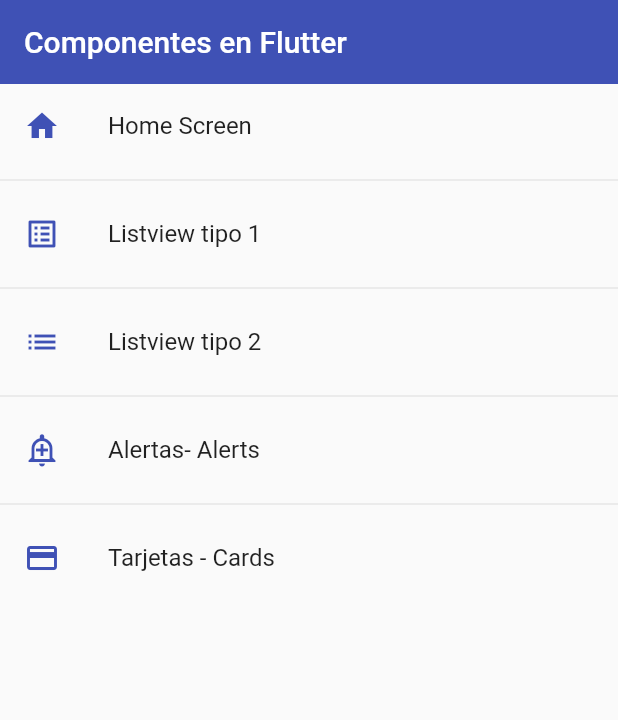
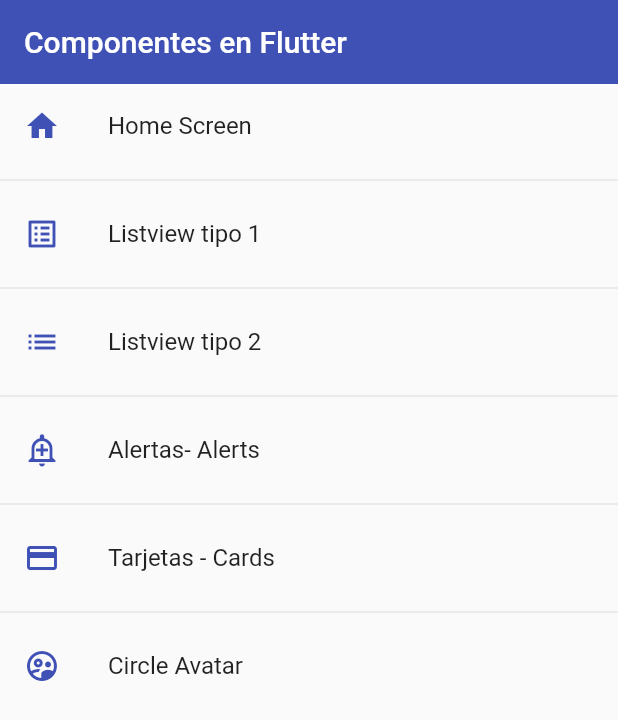
Before and after one commit to devferx/fl-components, a Flutter app: the screen it shows after launch, on a phone screen of 412 x 824 dp. Shown: the top 720 px of the screen. Run offline on Flutter 3.47's test engine with Material 2 defaults, Android fonts, the phone set to English and light mode, and no system bars.

Commit message:
Widget - Circle Avatar

```diff
--- a/lib/router/app_routes.dart
+++ b/lib/router/app_routes.dart
@@ -30,12 +30,20 @@ class AppRoutes {
       route: 'alert',
       name: 'Alertas- Alerts',
       screen: const AlertScreen(),
-        icon: Icons.add_alert_outlined),
+      icon: Icons.add_alert_outlined,
+    ),
     MenuOption(
       route: 'card',
       name: 'Tarjetas - Cards',
       screen: const CardScreen(),
-        icon: Icons.credit_card),
+      icon: Icons.credit_card,
+    ),
+    MenuOption(
+      route: 'avatar',
+      name: 'Circle Avatar',
+      screen: const AvatarScreen(),
+      icon: Icons.supervised_user_circle_outlined,
+    ),
   ];
 
   static Map<String, Widget Function(BuildContext)> getAppRoutes() {
--- a/lib/screens/screens.dart
+++ b/lib/screens/screens.dart
@@ -1,4 +1,5 @@
 export 'package:fl_components/screens/alert_screen.dart';
+export 'package:fl_components/screens/avatar_screen.dart';
 export 'package:fl_components/screens/card_screen.dart';
 export 'package:fl_components/screens/listview1_screen.dart';
 export 'package:fl_components/screens/listview2_screen.dart';
```
Also changed, not shown: lib/screens/avatar_screen.dart (added, +30 -0 lines). Lines whose indentation alone changed are shown as unchanged.
